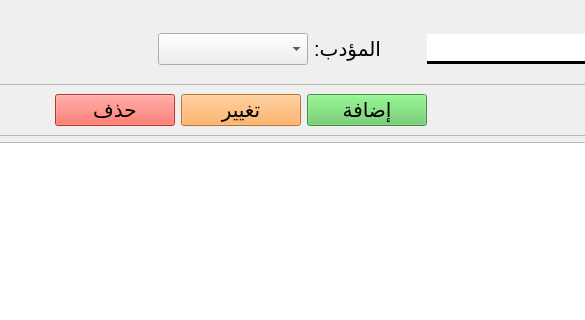
Before: the Qt Designer form app/ui/classes/classes.ui in yahiab05/student-managment-v2.0, drawn with Qt 5; both pictures show x 323 to 908 and y 0 to 320 of the 1128 by 632 pixel window.
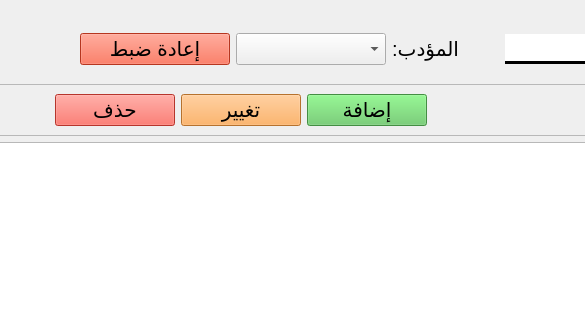
After: the same form once the commit is applied.

Commit message: classes part is fully working

```diff
--- a/app/ui/classes/classes.ui
+++ b/app/ui/classes/classes.ui
@@ -85,6 +85,30 @@
            </property>
           </spacer>
          </item>
+         <item>
+          <widget class="QPushButton" name="reset_btn">
+           <property name="minimumSize">
+            <size>
+             <width>150</width>
+             <height>30</height>
+            </size>
+           </property>
+           <property name="font">
+            <font>
+             <pointsize>15</pointsize>
+            </font>
+           </property>
+           <property name="styleSheet">
+            <string notr="true">background-color: rgb(255, 75, 43);</string>
+           </property>
+           <property name="text">
+            <string>إعادة ضبط</string>
+           </property>
+           <property name="shortcut">
+            <string>Esc</string>
+           </property>
+          </widget>
+         </item>
          <item>
           <widget class="QComboBox" name="teacher_search">
            <property name="minimumSize">
```
The commit also changes 7 other files.
